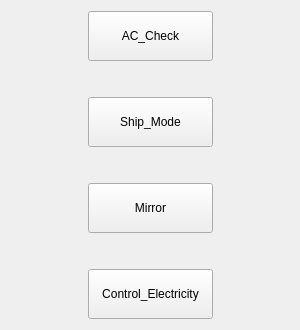
HuangXiaoFeng123/Qt_test_tool, file Qt_test_tool/toolwidget.ui: the form before one commit.
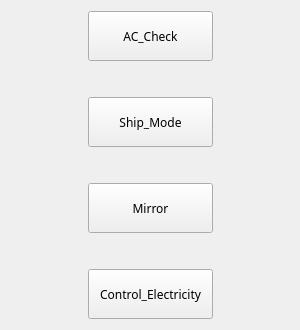
The form after the commit.

```diff
--- a/Qt_test_tool/toolwidget.ui
+++ b/Qt_test_tool/toolwidget.ui
@@ -45,6 +45,14 @@
            <height>50</height>
           </size>
          </property>
+         <property name="font">
+          <font>
+           <family>楷体</family>
+           <pointsize>9</pointsize>
+           <weight>50</weight>
+           <bold>false</bold>
+          </font>
+         </property>
          <property name="text">
           <string>AC_Check</string>
          </property>
@@ -77,6 +85,14 @@
            <height>50</height>
           </size>
          </property>
+         <property name="font">
+          <font>
+           <family>楷体</family>
+           <pointsize>9</pointsize>
+           <weight>50</weight>
+           <bold>false</bold>
+          </font>
+         </property>
          <property name="text">
           <string>Ship_Mode</string>
          </property>
@@ -109,6 +125,14 @@
            <height>50</height>
           </size>
          </property>
+         <property name="font">
+          <font>
+           <family>楷体</family>
+           <pointsize>9</pointsize>
+           <weight>50</weight>
+           <bold>false</bold>
+          </font>
+         </property>
          <property name="text">
           <string>Mirror</string>
          </property>
@@ -141,6 +165,14 @@
            <height>50</height>
           </size>
          </property>
+         <property name="font">
+          <font>
+           <family>楷体</family>
+           <pointsize>9</pointsize>
+           <weight>50</weight>
+           <bold>false</bold>
+          </font>
+         </property>
          <property name="text">
           <string>Control_Electricity</string>
          </property>
```
